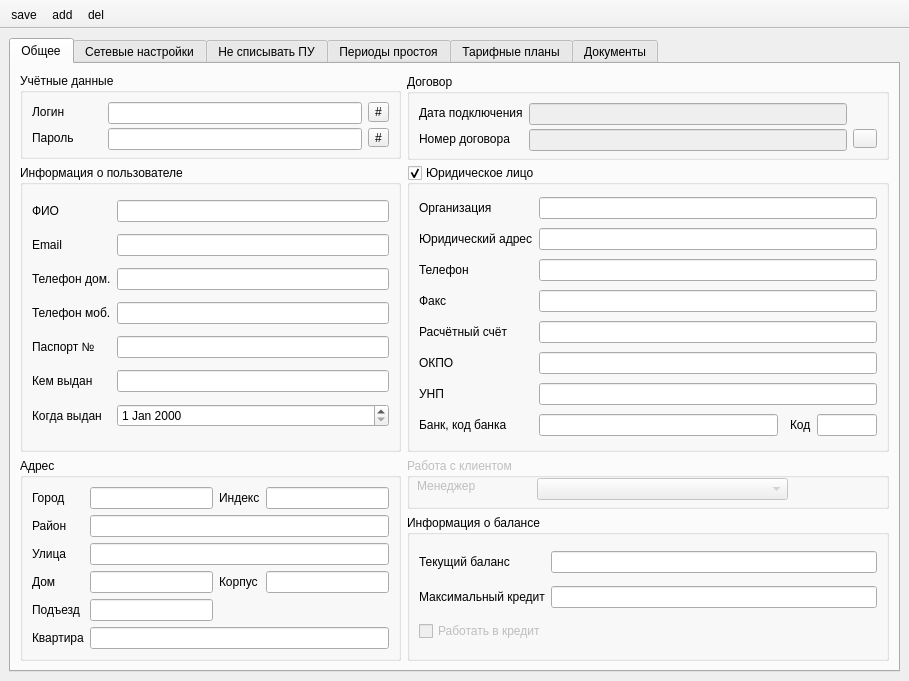
First picture: the form in mdi/forms/account_edit_new.ui, repository brat002/ExpertBilling, before the edit.
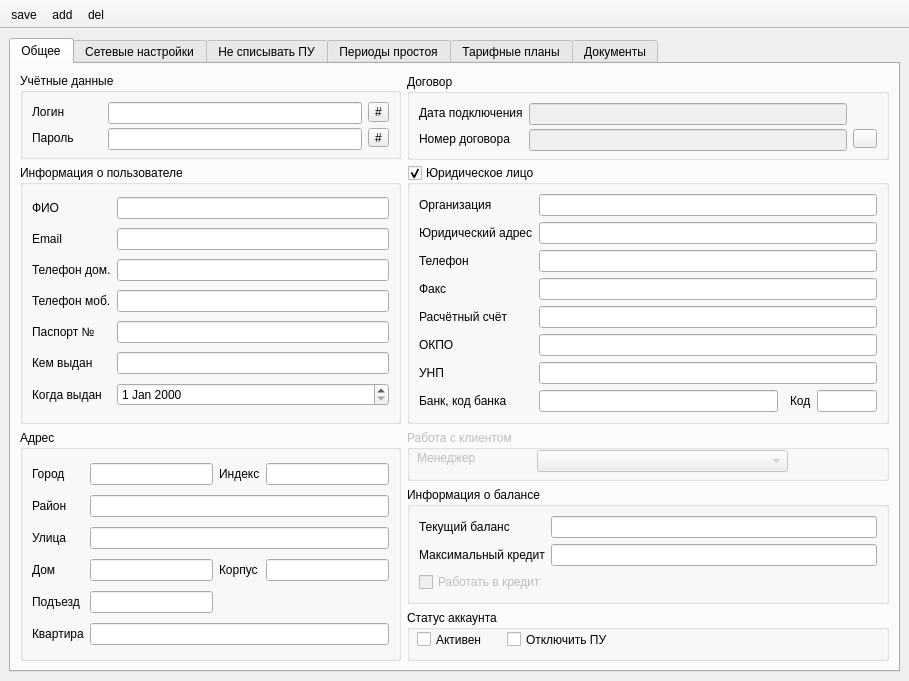
Second picture: the form after the edit. Icons and pictures are not drawn.

The edit to the form file:
```diff
--- a/mdi/forms/account_edit_new.ui
+++ b/mdi/forms/account_edit_new.ui
@@ -500,7 +500,7 @@
           </layout>
          </widget>
         </item>
-        <item rowspan="2" row="3" column="0" >
+        <item rowspan="3" row="3" column="0" >
          <widget class="QGroupBox" name="groupBox_address" >
           <property name="minimumSize" >
            <size>
@@ -779,6 +779,39 @@
           </layout>
          </widget>
         </item>
+        <item row="5" column="1" >
+         <widget class="QGroupBox" name="groupBox_status" >
+          <property name="title" >
+           <string>Статус аккаунта</string>
+          </property>
+          <widget class="QCheckBox" name="checkBox_active" >
+           <property name="geometry" >
+            <rect>
+             <x>10</x>
+             <y>20</y>
+             <width>71</width>
+             <height>19</height>
+            </rect>
+           </property>
+           <property name="text" >
+            <string>Активен</string>
+           </property>
+          </widget>
+          <widget class="QCheckBox" name="checkBox_suspended" >
+           <property name="geometry" >
+            <rect>
+             <x>100</x>
+             <y>20</y>
+             <width>131</width>
+             <height>19</height>
+            </rect>
+           </property>
+           <property name="text" >
+            <string>Отключить ПУ</string>
+           </property>
+          </widget>
+         </widget>
+        </item>
        </layout>
       </widget>
       <widget class="QWidget" name="tab_network_settings" >
```
